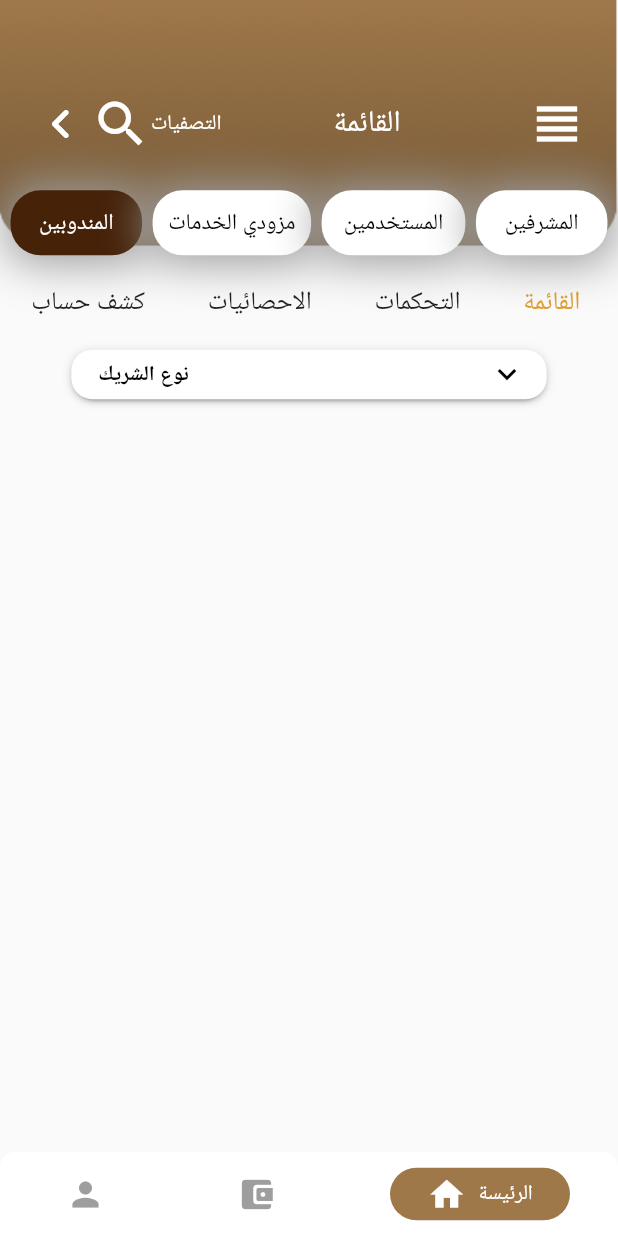
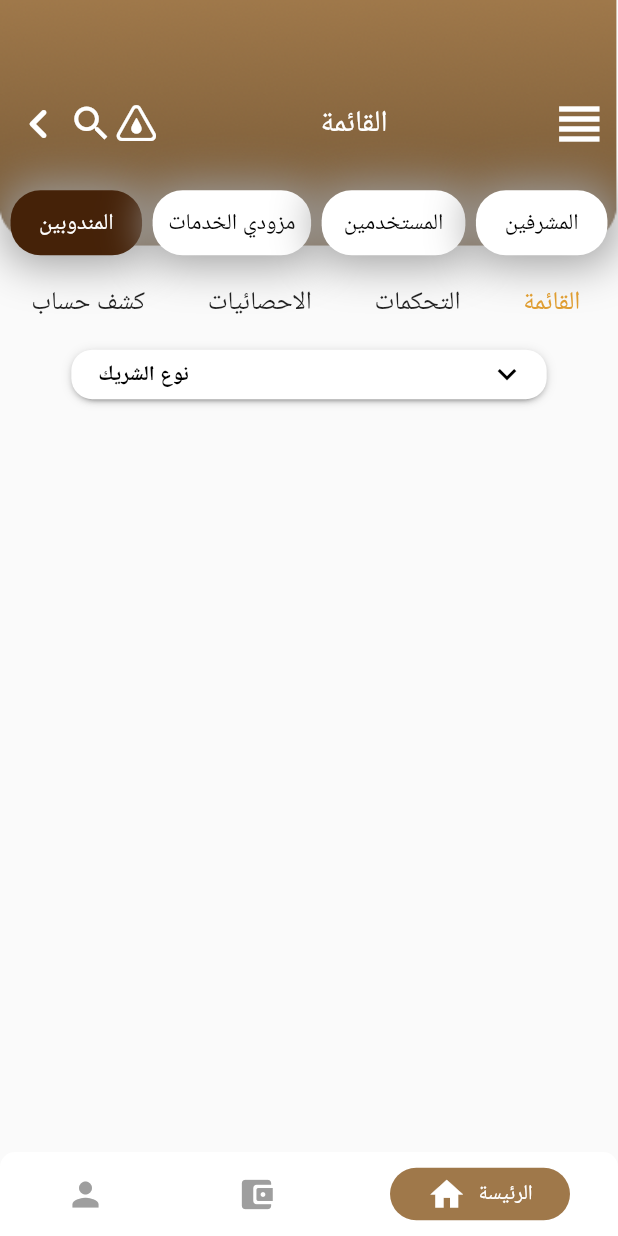
Before and after one commit to MOT3Z19/coffe, a Flutter app: the screen it shows after launch, on a phone screen of 412 x 824 dp. Run offline on Flutter 3.47's test engine with Material 2 defaults, Android fonts, the phone set to English and light mode, and no system bars; drawn by our look-alikes of dropdown_button2, persistent_bottom_nav_bar; our stand-ins replace dotted_line, flutter_rating_bar.

Commit message:
update admin uis

```diff
--- a/lib/UserTypes/Admin/Screen/HomePage/admin_home_page.dart
+++ b/lib/UserTypes/Admin/Screen/HomePage/admin_home_page.dart
@@ -1,5 +1,6 @@
 import 'package:coffee_station/core/constant.dart';
 import 'package:dropdown_button2/dropdown_button2.dart';
+import 'package:flutter/cupertino.dart';
 import 'package:flutter/material.dart';
 
 import '../Statistisc/admin_statistics1.dart';
@@ -47,7 +48,9 @@ class _AdminHomePageState extends State<AdminHomePage> {
   ];
   String? selectedValue;
   List<String> items = [
-    'احمد محمود',
+    'مزود خدمة',
+    'مندوب',
+    'مستخدم',
   ];
   String? selectedValue4;
   List<String> items4 = [
@@ -124,6 +127,7 @@ class _AdminHomePageState extends State<AdminHomePage> {
     'محمد',
     'علي',
   ];
+  String status = '';
   final GlobalKey<ScaffoldState> _key = GlobalKey();
   @override
   Widget build(BuildContext context) {
@@ -156,7 +160,7 @@ class _AdminHomePageState extends State<AdminHomePage> {
                       ),
                     ),
                     child: Container(
-                      margin: EdgeInsets.symmetric(horizontal: size.width / 20),
+                      margin: EdgeInsets.symmetric(horizontal: size.width / 70),
                       child: Row(
                         mainAxisAlignment: MainAxisAlignment.spaceBetween,
                         children: [
@@ -174,29 +178,38 @@ class _AdminHomePageState extends State<AdminHomePage> {
                                 child: const Icon(
                                   Icons.search,
                                   color: Colors.white,
-                                  size: 40,
+                                  size: 30,
                                 ),
                               ),
+                              const SizedBox(
+                                height: 30,
+                              ),
                               InkWell(
-                                onTap: () {
-                                  showDialog3();
-                                },
-                                child: const Text(
-                                  "التصفيات",
-                                  style: TextStyle(color: Colors.white),
-                                ),
-                              ),
+                                  onTap: () {
+                                    showDialog3();
+                                  },
+                                  child: const Icon(
+                                    CupertinoIcons.drop_triangle,
+                                    color: Colors.white,
+                                    size: 30,
+                                  )
+                                  // Image.asset(
+                                  //   "assest/images/triangle.png",
+                                  //   width: 35,
+                                  // ),
+                                  ),
                             ],
                           ),
                           const Text(
                             "القائمة  ",
                             style: TextStyle(color: Colors.white, fontSize: 20),
+                            textAlign: TextAlign.center,
                           ),
                           InkWell(
                             onTap: () {
                               _key.currentState!.openDrawer();
                             },
-                            child: Icon(
+                            child: const Icon(
                               Icons.view_headline,
                               color: Colors.white,
                               size: 40,
@@ -478,7 +491,7 @@ class _AdminHomePageState extends State<AdminHomePage> {
                         onTap: () {
                           Navigator.of(context).pop();
                         },
-                        child: Icon(Icons.arrow_back)),
+                        child: const Icon(Icons.arrow_back)),
                   ],
                 ),
                 const Center(child: Text("ادخل البحث الخاص فيك ")),
@@ -540,7 +553,7 @@ class _AdminHomePageState extends State<AdminHomePage> {
                           onTap: () {
                             Navigator.of(context).pop();
                           },
-                          child: Icon(Icons.arrow_back)),
+                          child: const Icon(Icons.arrow_back)),
                     ],
                   ),
                   const Center(
@@ -568,8 +581,8 @@ class _AdminHomePageState extends State<AdminHomePage> {
                   Row(
                     mainAxisAlignment: MainAxisAlignment.spaceBetween,
                     children: [
-                      Icon(Icons.navigate_before),
-                      Icon(Icons.navigate_next),
+                      const Icon(Icons.navigate_before),
+                      const Icon(Icons.navigate_next),
                     ],
                   ),
                   Row(
@@ -738,7 +751,7 @@ class _AdminHomePageState extends State<AdminHomePage> {
                         onTap: () {
                           Navigator.of(context).pop();
                         },
-                        child: Icon(Icons.arrow_back)),
+                        child: const Icon(Icons.arrow_back)),
                   ],
                 ),
                 const Center(child: Text("التصفيات")),
@@ -759,7 +772,7 @@ class _AdminHomePageState extends State<AdminHomePage> {
                         ),
                         Expanded(
                           child: Text(
-                            ' المندوب : احمد محمود ',
+                            ' توع الشريك   ',
                             style: TextStyle(
                               fontSize: 14,
                               fontWeight: FontWeight.bold,
@@ -838,7 +851,7 @@ class _AdminHomePageState extends State<AdminHomePage> {
                       ),
                       Expanded(
                         child: Text(
-                          'اسم الفرع',
+                          ' اسم التاجر',
                           style: TextStyle(
                             fontSize: 14,
                             fontWeight: FontWeight.bold,
@@ -849,7 +862,7 @@ class _AdminHomePageState extends State<AdminHomePage> {
                       ),
                     ],
                   ),
-                  items: items4
+                  items: items8
                       .map((item) => DropdownMenuItem<String>(
                             value: item,
                             child: Text(
@@ -863,10 +876,10 @@ class _AdminHomePageState extends State<AdminHomePage> {
                             ),
                           ))
                       .toList(),
-                  value: selectedValue4,
+                  value: selectedValue8,
                   onChanged: (value) {
                     setState(() {
-                      selectedValue4 = value as String;
+                      selectedValue8 = value as String;
                     });
                   },
                   icon: const Icon(
@@ -916,7 +929,7 @@ class _AdminHomePageState extends State<AdminHomePage> {
                       ),
                       Expanded(
                         child: Text(
-                          ' اسم الصنف ',
+                          'اسم الفرع',
                           style: TextStyle(
                             fontSize: 14,
                             fontWeight: FontWeight.bold,
@@ -927,7 +940,7 @@ class _AdminHomePageState extends State<AdminHomePage> {
                       ),
                     ],
                   ),
-                  items: items5
+                  items: items4
                       .map((item) => DropdownMenuItem<String>(
                             value: item,
                             child: Text(
@@ -941,10 +954,10 @@ class _AdminHomePageState extends State<AdminHomePage> {
                             ),
                           ))
                       .toList(),
-                  value: selectedValue5,
+                  value: selectedValue4,
                   onChanged: (value) {
                     setState(() {
-                      selectedValue5 = value as String;
+                      selectedValue4 = value as String;
                     });
                   },
                   icon: const Icon(
@@ -984,84 +997,6 @@ class _AdminHomePageState extends State<AdminHomePage> {
               const SizedBox(
                 height: 5,
               ),
-              // DropdownButtonHideUnderline(
-              //   child: DropdownButton2(
-              //     isExpanded: true,
-              //     hint: Row(
-              //       children: const [
-              //         SizedBox(
-              //           width: 4,
-              //         ),
-              //         Expanded(
-              //           child: Text(
-              //             ' اسم النوع',
-              //             style: TextStyle(
-              //               fontSize: 14,
-              //               fontWeight: FontWeight.bold,
-              //               color: Colors.black,
-              //             ),
-              //             // overflow: TextOverflow.ellipsis,
-              //           ),
-              //         ),
-              //       ],
-              //     ),
-              //     items: items
-              //         .map((item) => DropdownMenuItem<String>(
-              //               value: item,
-              //               child: Text(
-              //                 item,
-              //                 style: const TextStyle(
-              //                   fontSize: 14,
-              //                   fontWeight: FontWeight.bold,
-              //                   color: Colors.black,
-              //                 ),
-              //                 overflow: TextOverflow.ellipsis,
-              //               ),
-              //             ))
-              //         .toList(),
-              //     value: selectedValue,
-              //     onChanged: (value) {
-              //       setState(() {
-              //         selectedValue = value as String;
-              //       });
-              //     },
-              //     icon: const Icon(
-              //       Icons.keyboard_arrow_down_outlined,
-              //     ),
-              //     iconSize: 25,
-              //     iconEnabledColor: Colors.black,
-              //     buttonHeight: size.height / 25,
-              //     buttonWidth: size.width / 1.1,
-              //     buttonPadding: const EdgeInsets.only(left: 14, right: 14),
-              //     buttonDecoration: BoxDecoration(
-              //       borderRadius: BorderRadius.circular(14),
-              //       // border: Border.all(
-              //       //   color: Colors.black26,
-              //       // ),
-              //       //
-              //       //
-              //       color: Colors.white,
-              //     ),
-              //     buttonElevation: 2,
-              //     itemHeight: 40,
-              //     itemPadding: const EdgeInsets.only(left: 14, right: 14),
-              //     dropdownMaxHeight: 200,
-              //     dropdownWidth: 250,
-              //     dropdownPadding: null,
-              //     dropdownDecoration: BoxDecoration(
-              //       borderRadius: BorderRadius.circular(14),
-              //       // color: Colors.redAccent,
-              //     ),
-              //     dropdownElevation: 8,
-              //     scrollbarRadius: const Radius.circular(40),
-              //     scrollbarThickness: 5,
-              //     scrollbarAlwaysShow: true,
-              //     // offset: const Offset(-20, 0),
-              //   ),
-              // ),
-              // const SizedBox(
-              //   height: 5,
-              // ),
               DropdownButtonHideUnderline(
                 child: DropdownButton2(
                   isExpanded: true,
@@ -1072,7 +1007,7 @@ class _AdminHomePageState extends State<AdminHomePage> {
                       ),
                       Expanded(
                         child: Text(
-                          ' اسم التاجر',
+                          ' اسم الصنف ',
                           style: TextStyle(
                             fontSize: 14,
                             fontWeight: FontWeight.bold,
@@ -1083,7 +1018,7 @@ class _AdminHomePageState extends State<AdminHomePage> {
                       ),
                     ],
                   ),
-                  items: items8
+                  items: items5
                       .map((item) => DropdownMenuItem<String>(
                             value: item,
                             child: Text(
@@ -1097,10 +1032,10 @@ class _AdminHomePageState extends State<AdminHomePage> {
                             ),
                           ))
                       .toList(),
-                  value: selectedValue8,
+                  value: selectedValue5,
                   onChanged: (value) {
                     setState(() {
-                      selectedValue8 = value as String;
+                      selectedValue5 = value as String;
                     });
                   },
                   icon: const Icon(
```
